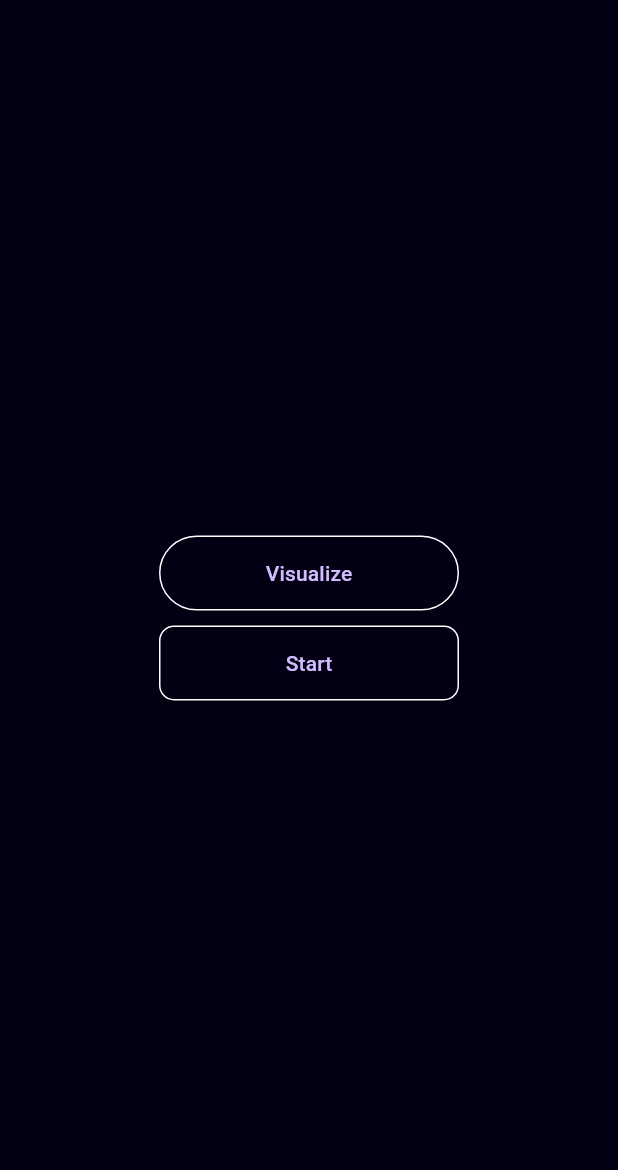
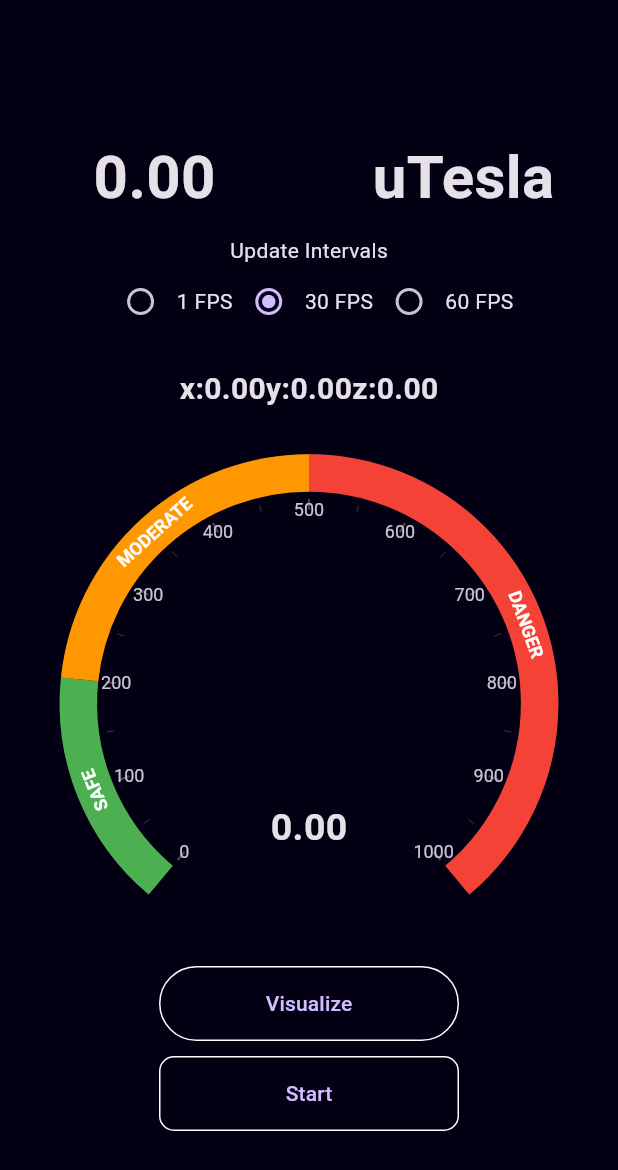
Before and after one commit to Gresey/EMF-Detector-App, a Flutter app: the screen it shows after launch, on a phone screen of 412 x 824 dp. Shown: the top 1170 px of the screen. Run offline on Flutter 3.47's test engine with Material 3 defaults, Android fonts, the phone set to English and light mode, and no system bars; drawn by our look-alikes of syncfusion_flutter_gauges; our stand-ins replace sensors_plus.

Commit message:
widgets and models added

```diff
--- a/lib/home.dart
+++ b/lib/home.dart
@@ -1,6 +1,9 @@
 import 'package:emfdetector/models/magnitudeProvider.dart';
 
 import 'package:emfdetector/utils/colors.dart';
+import 'package:emfdetector/widgets/mainReading.dart';
+import 'package:emfdetector/widgets/meterReading.dart';
+import 'package:emfdetector/widgets/xyzReading.dart';
 import 'package:flutter/material.dart';
 import 'package:provider/provider.dart';
 
@@ -24,23 +27,23 @@ class _HomeState extends State<Home> {
             mainAxisAlignment: MainAxisAlignment.center,
             crossAxisAlignment: CrossAxisAlignment.center,
             children:[
-                    // mainReading(),
-                    // XYZReading(),
-                    // MeterReading(),
+                    MainReading(),
+                    XYZReading(),
+                  MeterReading(),
                     Container(
                       height:50,
                       width:200,
                       child:ElevatedButton(
                         style: ButtonStyle(
-                          shape: MaterialStateProperty.all(RoundedRectangleBorder(
+                          shape: WidgetStateProperty.all(RoundedRectangleBorder(
                             borderRadius: BorderRadius.circular(100),
-                            side: BorderSide(color: Colors.white)
+                            side: BorderSide(color: Colors.white),
                           )),
-                          backgroundColor: MaterialStateProperty.all(AppColors.primaryColor)
+                          backgroundColor: WidgetStateProperty.all(AppColors.primaryColor)
                         ),
                         onPressed: (){
                           //Navigator.push(context,MaterialPageRoute(builder: (context)=>Visuals()));
-                        }, child: Text("Visualize")
+                        }, child: Text("Visualize"),
                         ),
                     ),
                     SizedBox(height:10 ),
@@ -50,17 +53,17 @@ class _HomeState extends State<Home> {
                          height: 50,
                          child: ElevatedButton(
                           style: ButtonStyle(
-                            shape:MaterialStateProperty.all(
+                            shape:WidgetStateProperty.all(
                                     RoundedRectangleBorder(borderRadius: BorderRadius.circular(10),
                                     side: const BorderSide(color: Colors.white),
                                   ),
 
                             ),
-                              backgroundColor:MaterialStateProperty.all(AppColors.primaryColor)
+                              backgroundColor:WidgetStateProperty.all(AppColors.primaryColor)
 
                           ),
                           onPressed: (){
-                           // value.changeValues();
+                            value.changeValues();
                           }, child: Text("Start"),
                          ),
                       )
--- a/lib/models/magnitudeProvider.dart
+++ b/lib/models/magnitudeProvider.dart
@@ -1,3 +1,4 @@
+import 'dart:async';
 import 'dart:math';
 
 import 'package:flutter/material.dart';
@@ -16,6 +17,9 @@ class MagnitudeProvider extends ChangeNotifier {
   Vector3 _accelerator = Vector3.zero();
   Vector3 _absoluteOrientation2 = Vector3.zero();
   int? groupValue = 2;
+
+  Timer? _timer;
+  int _updateInterval=100;
 
   MagnitudeProvider() {
     changeValues();
@@ -41,6 +45,7 @@ class MagnitudeProvider extends ChangeNotifier {
   }
 
   setUpdateInterval(int? groupValue, int interval) {
+  _updateInterval = interval;
      this.groupValue = groupValue;
     print(this.groupValue);
     notifyListeners();
--- /dev/null
+++ b/lib/widgets/mainReading.dart
@@ -0,0 +1,49 @@
+import 'package:emfdetector/models/magnitudeProvider.dart';
+import 'package:flutter/material.dart';
+import 'package:flutter/widgets.dart';
+import 'package:provider/provider.dart';
+
+class MainReading extends StatefulWidget{
+  const MainReading({super.key});
+
+  @override
+  State<MainReading> createState() => _MainReadingState();
+}
+
+class _MainReadingState extends State<MainReading> {
+  @override
+  Widget build(BuildContext context) {
+    return Column(
+      children: [
+        SizedBox(
+          height: 20),
+          Consumer<MagnitudeProvider>(builder:
+          (context,value,child)=>Row(
+            mainAxisAlignment: MainAxisAlignment.center,
+            crossAxisAlignment: CrossAxisAlignment.center,
+
+            children: [
+              Container(
+                width: MediaQuery.of(context).size.width/2,
+                child: Row(
+                  mainAxisAlignment: MainAxisAlignment.center,
+                  children: [Text(value.magnitude.toStringAsFixed(2),
+                  style: TextStyle(fontSize: 40,fontWeight: FontWeight.bold),
+                  )],
+                ),
+
+              ),
+              Container(
+               width: MediaQuery.of(context).size.width/2,
+               child: Row(
+                mainAxisAlignment:MainAxisAlignment.center,
+                children: [Text("uTesla",style: TextStyle(fontSize: 40,fontWeight: FontWeight.bold),),
+                ],),
+              )
+            ],) )
+
+
+      ],
+    );
+  }
+}
--- /dev/null
+++ b/lib/widgets/meterReading.dart
@@ -0,0 +1,57 @@
+import 'package:emfdetector/models/magnitudeProvider.dart';
+import 'package:emfdetector/utils/colors.dart';
+import 'package:flutter/material.dart';
+import 'package:provider/provider.dart';
+import 'package:syncfusion_flutter_gauges/gauges.dart';
+
+class MeterReading extends StatefulWidget{
+  @override
+  State<MeterReading> createState() => MeterReadingState();
+}
+
+class MeterReadingState extends State<MeterReading> {
+  @override
+  Widget build(BuildContext context) {
+    return Column(
+      children: [SizedBox(height: 20,),
+      Consumer<MagnitudeProvider>(builder:(context,value,child)=>
+      SfRadialGauge(
+        axes:<RadialAxis>[
+          RadialAxis(
+            minimum: 0,
+            maximum: 1000,
+            labelOffset: 20,
+            tickOffset: 20,
+            ranges: <GaugeRange>[
+              GaugeRange(
+                startValue: 0, endValue: 200,
+                color:AppColors.green,label: 'SAFE',startWidth: 25,
+                endWidth: 25,labelStyle:
+                 GaugeTextStyle(
+                  color: Colors.white,fontWeight: FontWeight.bold),),
+                    GaugeRange(
+                startValue: 200, endValue: 500,
+                color:AppColors.orange,label: 'MODERATE',startWidth: 25,
+                endWidth: 25,labelStyle:
+                 GaugeTextStyle(
+                  color: Colors.white,fontWeight: FontWeight.bold),),
+                    GaugeRange(
+                startValue: 500, endValue: 1000,
+                color:AppColors.red,label: 'DANGER',startWidth: 25,
+                endWidth: 25,labelStyle:
+                 GaugeTextStyle(
+                  color: Colors.white,fontWeight: FontWeight.bold),),
+
+            ],
+            annotations:<GaugeAnnotation> [
+              GaugeAnnotation(angle: 90,positionFactor: 0.5, widget: Container(child: Text(value.magnitude.toStringAsFixed(2),style: TextStyle(fontSize: 25,fontWeight: FontWeight.bold),),))
+              ,
+            ],
+          )
+
+        ]
+      ))
+      ],
+    );
+  }
+}
--- /dev/null
+++ b/lib/widgets/textWidget.dart
@@ -0,0 +1,7 @@
+import 'package:flutter/material.dart';
+
+Widget textWidget(String text){
+  return Text(text,
+  style: TextStyle(
+    fontSize: 20,fontWeight: FontWeight.bold),);
+}
--- /dev/null
+++ b/lib/widgets/xyzReading.dart
@@ -0,0 +1,56 @@
+import 'package:emfdetector/models/magnitudeProvider.dart';
+import 'package:flutter/material.dart';
+import 'package:provider/provider.dart';
+
+import 'textWidget.dart';
+
+class XYZReading extends StatefulWidget{
+  const XYZReading({super.key});
+
+  @override
+  State<XYZReading> createState() => _XYZReadingState();
+}
+
+class _XYZReadingState extends State<XYZReading> {
+  @override
+  Widget build(BuildContext context) {
+    return Column(
+      children: [
+        const SizedBox(height: 10,),
+        Text("Update Intervals"),
+        Consumer<MagnitudeProvider>(builder: (context,value,child)=>Row(
+          mainAxisAlignment: MainAxisAlignment.center,
+          children: [
+            Radio(value: 1, groupValue: value.groupValue,
+            onChanged:(dynamic value)=>value.setUpdateInterval(
+              1,Duration.microsecondsPerSecond ~/ 1),
+            ),
+            Text("1 FPS"),
+            Radio(value: 2, groupValue: value.groupValue,
+             onChanged: (dynamic value)=>value.setUpdateInterval(
+              2,Duration.microsecondsPerSecond ~/ 30),
+            ),
+            Text("30 FPS"),
+            Radio(value: 3, groupValue: value.groupValue,
+            onChanged: (dynamic value)=>value.setUpdateInterval(
+              3,Duration.microsecondsPerSecond ~/ 60),
+            ),
+            Text("60 FPS"),
+          ],
+        )),
+        SizedBox(height: 20,),
+        Consumer<MagnitudeProvider>(builder: (context,value,child)=>Row(
+          mainAxisAlignment: MainAxisAlignment.center,
+          children: <Widget>[
+            textWidget('x:${value.x.toStringAsFixed(2)}'),
+
+            textWidget('y:${value.y.toStringAsFixed(2)}'),
+
+            textWidget('z:${value.z.toStringAsFixed(2)}'),
+          ],
+        ))
+
+      ],
+    );
+  }
+}
```
Also changed, not shown: pubspec.lock.
